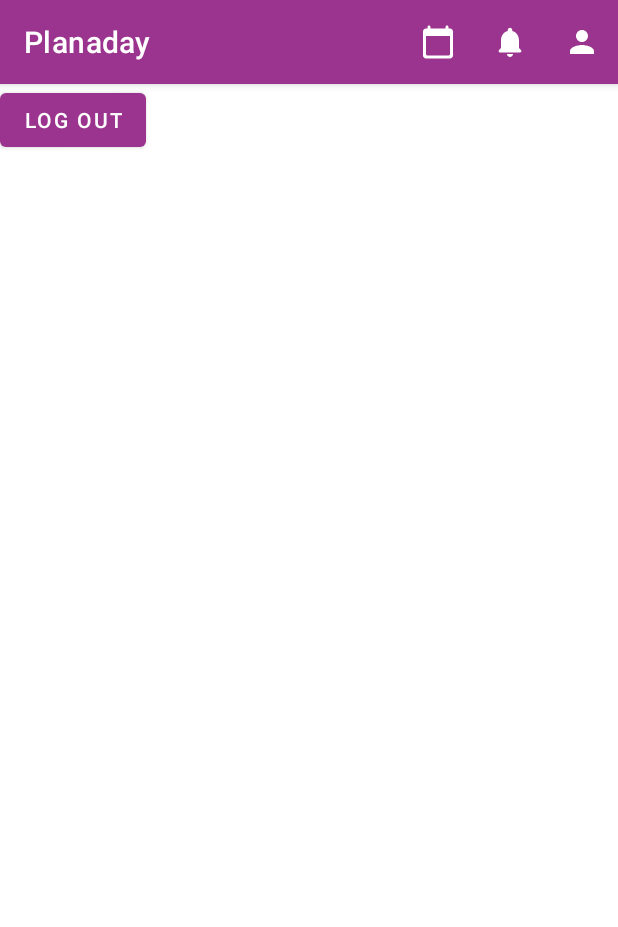
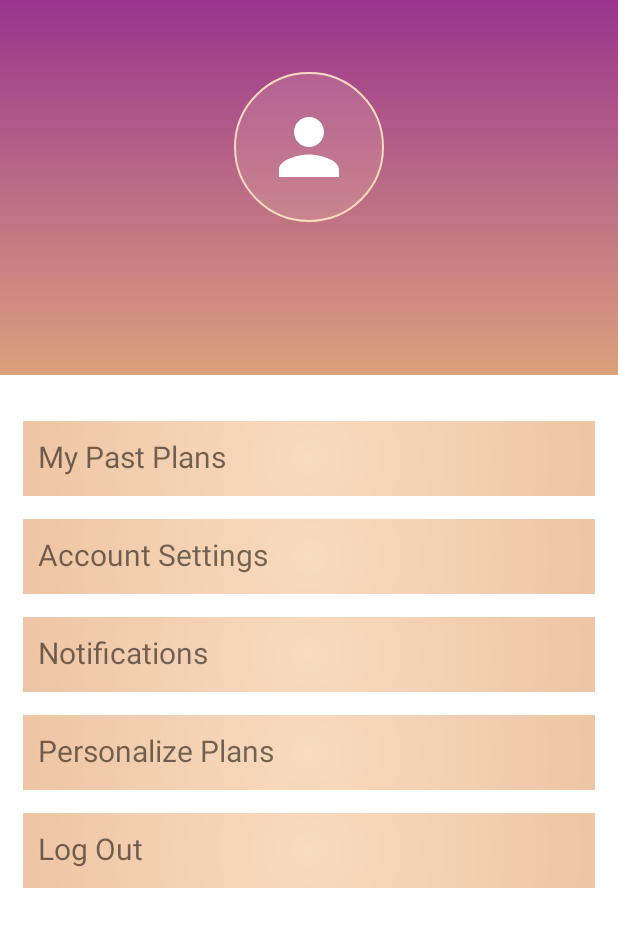
Before and after one commit to nlklahari/Planaday, an Android app: the MainActivity screen opened directly, with no data from a screen before it, after a tap on "Profile", on a phone screen of 412 x 824 dp. Shown: the top 927 px of the screen. Run offline under Robolectric (Android 15) with nearby library versions, the phone set to English and light mode, and no system bars; libraries missing offline, so code that uses them is left out: com.parse; 1 statement that could not run was skipped.

Commit message:
profile screen layout + logic completed

```diff
--- a/app/src/main/java/com/example/planaday/activities/MainActivity.java
+++ b/app/src/main/java/com/example/planaday/activities/MainActivity.java
@@ -31,22 +31,11 @@ import com.google.android.gms.tasks.OnSuccessListener;
 import com.google.android.material.floatingactionbutton.FloatingActionButton;
 import com.parse.ParseUser;
 
+import java.util.Objects;
+
 public class MainActivity extends AppCompatActivity {
 
-    private static final String TAG = MainActivity.class.getSimpleName();
-    private static final String KEY_LOCATION = "location";
-    private static final int LOCATION_PERMISSION_CODE = 1;
-
     private final FragmentManager fragmentManager = getSupportFragmentManager();
-
-    // The entry point to the Fused Location Provider.
-    private FusedLocationProviderClient fusedLocationProviderClient;
-
-    // The geographical location where the device is currently located. That is, the last-known
-    // location retrieved by the Fused Location Provider.
-    private Location lastKnownLocation;
-
-    FloatingActionButton fabCreatePlan;
 
     @Override
     protected void onCreate(Bundle savedInstanceState) {
--- a/app/src/main/java/com/example/planaday/fragments/CreatePlanFragment.java
+++ b/app/src/main/java/com/example/planaday/fragments/CreatePlanFragment.java
@@ -1,12 +1,17 @@
 package com.example.planaday.fragments;
 
+import android.app.Dialog;
+import android.app.TimePickerDialog;
+import android.icu.util.Calendar;
 import android.os.Bundle;
 
 import androidx.activity.OnBackPressedCallback;
 import androidx.annotation.NonNull;
 import androidx.annotation.Nullable;
+import androidx.fragment.app.DialogFragment;
 import androidx.fragment.app.Fragment;
 
+import android.text.format.DateFormat;
 import android.view.LayoutInflater;
 import android.view.View;
 import android.view.ViewGroup;
@@ -105,5 +110,25 @@ public class CreatePlanFragment extends Fragment {
         });
     }
 
+    public static class TimePickerFragment extends DialogFragment
+            implements TimePickerDialog.OnTimeSetListener {
+
+        @Override
+        public Dialog onCreateDialog(Bundle savedInstanceState) {
+            // Use the current time as the default values for the picker
+            final Calendar c = Calendar.getInstance();
+            int hour = c.get(Calendar.HOUR_OF_DAY);
+            int minute = c.get(Calendar.MINUTE);
+
+            // Create a new instance of TimePickerDialog and return it
+            return new TimePickerDialog(getActivity(), this, hour, minute,
+                    DateFormat.is24HourFormat(getActivity()));
+        }
+
+        public void onTimeSet(TimePicker view, int hourOfDay, int minute) {
+            // Do something with the time chosen by the user
+        }
+    }
+
 
 }
--- a/app/src/main/java/com/example/planaday/fragments/ProfileFragment.java
+++ b/app/src/main/java/com/example/planaday/fragments/ProfileFragment.java
@@ -5,12 +5,14 @@ import android.os.Bundle;
 
 import androidx.annotation.NonNull;
 import androidx.annotation.Nullable;
+import androidx.appcompat.app.AppCompatActivity;
 import androidx.fragment.app.Fragment;
 
 import android.view.LayoutInflater;
 import android.view.View;
 import android.view.ViewGroup;
 import android.widget.Button;
+import android.widget.TextView;
 
 import com.example.planaday.R;
 import com.example.planaday.activities.LoginActivity;
@@ -23,17 +25,18 @@ import org.jetbrains.annotations.NotNull;
  */
 public class ProfileFragment extends Fragment {
 
-    private Button btnLogOut;
+    private TextView tvName;
+    private TextView tvLogOut;
 
     public ProfileFragment() {
         // Required empty public constructor
     }
 
-
     @Override
     public View onCreateView(LayoutInflater inflater, ViewGroup container,
                              Bundle savedInstanceState) {
         // Inflate the layout for this fragment
+        ((AppCompatActivity) getActivity()).getSupportActionBar().hide();
         return inflater.inflate(R.layout.fragment_profile, container, false);
     }
 
@@ -41,16 +44,24 @@ public class ProfileFragment extends Fragment {
     public void onViewCreated(@NonNull View view, @Nullable  Bundle savedInstanceState) {
         super.onViewCreated(view, savedInstanceState);
 
-        btnLogOut = view.findViewById(R.id.btnLogOut);
-        btnLogOut.setOnClickListener(new View.OnClickListener() {
+        tvName = view.findViewById(R.id.tvName);
+        tvLogOut = view.findViewById(R.id.tvLogOut);
+
+        tvName.setText(ParseUser.getCurrentUser().get("name").toString());
+        tvLogOut.setOnClickListener(new View.OnClickListener() {
             @Override
             public void onClick(View v) {
                 ParseUser.logOut();
                 Intent intent = new Intent(getContext(), LoginActivity.class);
-//                intent.setFlags(Intent.FLAG_ACTIVITY_CLEAR_TOP);
-//                intent.putExtra("EXIT", true);
                 startActivity(intent);
+                getActivity().finish();
             }
         });
     }
+
+    @Override
+    public void onStop() {
+        super.onStop();
+        ((AppCompatActivity)getActivity()).getSupportActionBar().show();
+    }
 }
--- a/app/src/main/java/com/example/planaday/fragments/SavedPlansFragment.java
+++ b/app/src/main/java/com/example/planaday/fragments/SavedPlansFragment.java
@@ -89,7 +89,6 @@ public class SavedPlansFragment extends Fragment {
 
     }
 
-
     /**
      * Fetches the user's current location if user allows access to location
      */
--- a/app/src/main/java/com/example/planaday/models/PlanadayEvent.java
+++ b/app/src/main/java/com/example/planaday/models/PlanadayEvent.java
@@ -4,5 +4,6 @@ public class PlanadayEvent {
     // name
     // duration
     // type
-    //
+    // distance
+    // indoor
 }
--- /dev/null
+++ b/app/src/main/res/drawable/profile_block1_bg.xml
@@ -0,0 +1,6 @@
+<?xml version="1.0" encoding="utf-8"?>
+<shape xmlns:android="http://schemas.android.com/apk/res/android" android:shape="rectangle">
+    <gradient android:startColor="@color/violet_crayola" android:endColor="@color/light_salmon" android:angle="270"/>
+    <padding android:left="20dp" android:top="20dp"
+        android:right="20dp" android:bottom="20dp" />
+</shape>
--- /dev/null
+++ b/app/src/main/res/drawable/profile_options_bg.xml
@@ -0,0 +1,8 @@
+<?xml version="1.0" encoding="utf-8"?>
+<shape xmlns:android="http://schemas.android.com/apk/res/android" android:shape="rectangle">
+    <gradient android:startColor="@color/peach_puff"
+        android:endColor="@color/light_salmon"
+        android:type="radial"
+        android:gradientRadius="500dp">
+    </gradient>
+</shape>
--- /dev/null
+++ b/app/src/main/res/drawable/profile_pic_bg.xml
@@ -0,0 +1,7 @@
+<?xml version="1.0" encoding="utf-8"?>
+<shape xmlns:android="http://schemas.android.com/apk/res/android" android:shape="oval">
+    <solid android:color="#28F9DBBD"></solid>
+    <stroke android:color="@color/peach_puff" android:width="1dp"></stroke>
+    <padding android:left="20dp" android:top="20dp"
+        android:right="20dp" android:bottom="20dp" />
+</shape>
--- a/app/src/main/res/layout/fragment_profile.xml
+++ b/app/src/main/res/layout/fragment_profile.xml
@@ -1,14 +1,112 @@
 <?xml version="1.0" encoding="utf-8"?>
 <RelativeLayout xmlns:android="http://schemas.android.com/apk/res/android"
+    xmlns:app="http://schemas.android.com/apk/res-auto"
     xmlns:tools="http://schemas.android.com/tools"
     android:layout_width="match_parent"
     android:layout_height="match_parent"
     tools:context=".fragments.ProfileFragment">
 
+    <RelativeLayout
+        android:id="@+id/rlBlock1"
+        android:layout_width="match_parent"
+        android:layout_height="250dp"
+        android:padding="@android:dimen/app_icon_size"
+        android:background="@drawable/profile_block1_bg">
 
-    <Button
-        android:id="@+id/btnLogOut"
-        android:layout_width="wrap_content"
+        <ImageView
+            android:id="@+id/ivProfile_ProfileImage"
+            android:layout_width="100dp"
+            android:layout_height="100dp"
+            android:layout_centerHorizontal="true"
+            android:background="@drawable/profile_pic_bg"
+            app:srcCompat="@drawable/ic_baseline_person_24"
+            tools:src="@tools:sample/avatars"
+            app:tint="@color/white" />
+
+        <TextView
+            android:id="@+id/tvName"
+            android:layout_width="wrap_content"
+            android:layout_height="wrap_content"
+            android:layout_below="@+id/ivProfile_ProfileImage"
+            android:layout_marginTop="15dp"
+            android:textAlignment="center"
+            android:textSize="20dp"
+            android:textColor="@color/white"
+            android:layout_centerHorizontal="true"
+            tools:text="Lahari Nidadavolu" />
+
+    </RelativeLayout>
+
+    <ScrollView
+        android:id="@+id/rlBlock2"
+        android:layout_width="match_parent"
         android:layout_height="wrap_content"
-        android:text="Log Out" />
+        android:layout_below="@+id/rlBlock1">
+
+        <LinearLayout
+            android:orientation="vertical"
+            android:layout_width="match_parent"
+            android:layout_height="wrap_content"
+            android:layout_margin="15dp">
+
+            <TextView
+                android:id="@+id/tvMyPastPlansField"
+                android:layout_width="match_parent"
+                android:layout_height="50dp"
+                android:padding="10dp"
+                android:layout_marginTop="15dp"
+                android:text="My Past Plans"
+                android:background="@drawable/profile_options_bg"
+                android:textAlignment="viewStart"
+                android:textSize="20sp" />
+
+            <TextView
+                android:id="@+id/tvAccountSettingsField"
+                android:layout_width="match_parent"
+                android:layout_height="50dp"
+                android:padding="10dp"
+                android:layout_marginTop="15dp"
+                android:text="Account Settings"
+                android:background="@drawable/profile_options_bg"
+                android:textAlignment="viewStart"
+                android:textSize="20sp" />
+
+            <TextView
+                android:id="@+id/tvNotifications"
+                android:layout_width="match_parent"
+                android:layout_height="50dp"
+                android:padding="10dp"
+                android:layout_marginTop="15dp"
+                android:text="Notifications"
+                android:background="@drawable/profile_options_bg"
+                android:textAlignment="viewStart"
+                android:textSize="20sp" />
+
+            <TextView
+                android:id="@+id/tvpersonalizePlans"
+                android:layout_width="match_parent"
+                android:layout_height="50dp"
+                android:padding="10dp"
+                android:layout_marginTop="15dp"
+                android:text="Personalize Plans"
+                android:background="@drawable/profile_options_bg"
+                android:textAlignment="viewStart"
+                android:textSize="20sp" />
+
+            <TextView
+                android:id="@+id/tvLogOut"
+                android:layout_width="match_parent"
+                android:layout_height="50dp"
+                android:layout_marginTop="15dp"
+                android:background="@drawable/profile_options_bg"
+                android:clickable="true"
+                android:padding="10dp"
+                android:text="Log Out"
+                android:textAlignment="viewStart"
+                android:textColorLink="@color/dark_purple"
+                android:textSize="20sp" />
+
+
+        </LinearLayout>
+    </ScrollView>
 </RelativeLayout>
```
